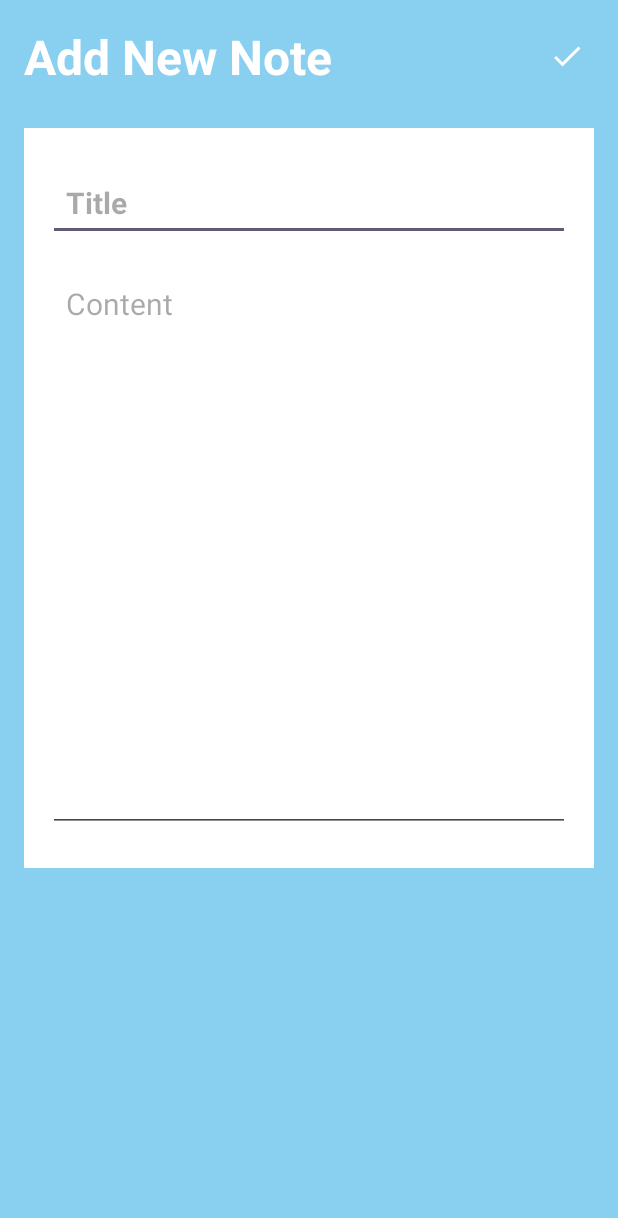
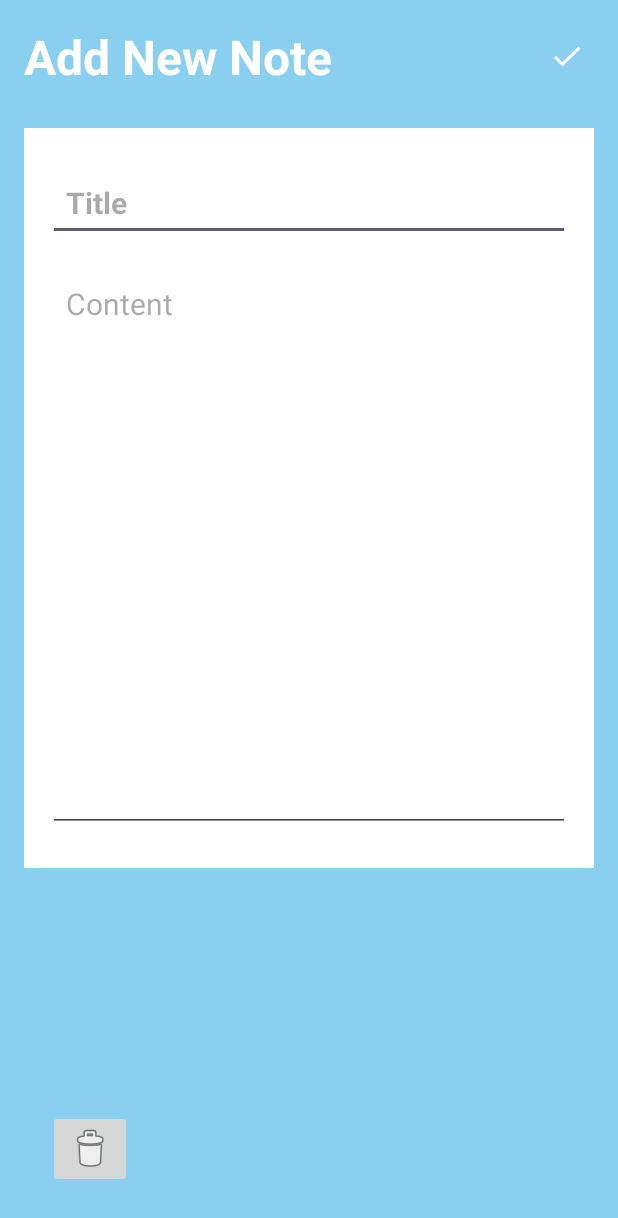
Before and after one commit to thanhienee/mynotes, an Android app: the NoteDetailsActivity screen opened directly, with no data from a screen before it, on a phone screen of 412 x 824 dp. Shown: the top 1218 px of the screen. Run offline under Robolectric (Android 15) with nearby library versions, the phone set to English and light mode, and no system bars; our stand-ins replace Firebase (no records; nobody signed in at launch, a user with empty details on screens opened directly).

Commit message:
change delete to icon

```diff
--- a/app/src/main/java/com/example/mynotes/NoteDetailsActivity.java
+++ b/app/src/main/java/com/example/mynotes/NoteDetailsActivity.java
@@ -21,8 +21,8 @@ import com.google.firebase.firestore.DocumentReference;
 public class NoteDetailsActivity extends AppCompatActivity {
 
     EditText titleEditText, contentEditText;
-    ImageButton saveNoteBtn;
-    TextView pageTitle, deleteNote;
+    ImageButton saveNoteBtn,deleteNote;
+    TextView pageTitle;
     String title, content, docId;
     boolean isUpdateNote = false;
 
--- a/app/src/main/res/layout/activity_note_details.xml
+++ b/app/src/main/res/layout/activity_note_details.xml
@@ -71,16 +71,20 @@
 
     </LinearLayout>
 
-    <TextView
-        android:layout_width="match_parent"
+    <ImageButton
+        android:id="@+id/delete_note"
+        android:layout_width="wrap_content"
         android:layout_height="wrap_content"
-        android:id="@+id/delete_note"
+        android:layout_alignParentStart="true"
+        android:layout_alignParentBottom="true"
+        android:layout_marginStart="16dp"
+        android:layout_marginBottom="16dp"
+        android:gravity="center"
         android:text="Delete note"
-        android:layout_alignParentBottom="true"
-        android:gravity="center"
+        android:textColor="@color/black"
         android:textSize="20sp"
-        android:visibility="gone"
-        android:textColor="@color/black"/>
+        android:visibility="visible"
+        app:srcCompat="@android:drawable/ic_menu_delete" />
 
 
 
```
